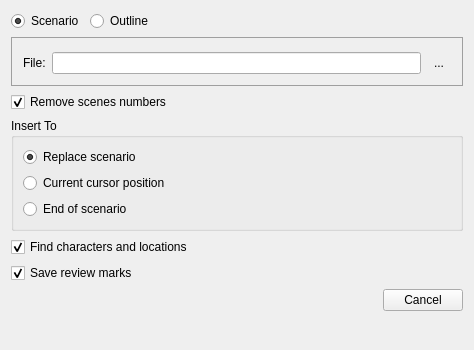
Before: the Qt Designer form src/bin/scenarist-desktop/UserInterfaceLayer/Import/ImportDialog.ui in dimkanovikov/KITScenarist, drawn with Qt 5.
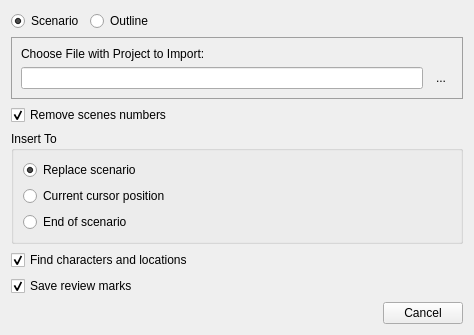
After: the same form once the commit is applied. Icons and pictures are not drawn. Custom widgets are drawn as their Qt base class.

Commit message: Implemented new dialog for creating new projects

```diff
--- a/src/bin/scenarist-desktop/UserInterfaceLayer/Import/ImportDialog.ui
+++ b/src/bin/scenarist-desktop/UserInterfaceLayer/Import/ImportDialog.ui
@@ -7,7 +7,7 @@
     <x>0</x>
     <y>0</y>
     <width>474</width>
-    <height>350</height>
+    <height>316</height>
    </rect>
   </property>
   <property name="minimumSize">
@@ -47,19 +47,15 @@
     </widget>
    </item>
    <item row="1" column="0" colspan="2">
-    <widget class="QGroupBox" name="filePanel">
-     <property name="title">
-      <string/>
+    <widget class="QFrame" name="filePanel">
+     <property name="frameShape">
+      <enum>QFrame::StyledPanel</enum>
      </property>
-     <layout class="QHBoxLayout" name="horizontalLayout_3">
-      <item>
-       <widget class="QLabel" name="label">
-        <property name="text">
-         <string>File:</string>
-        </property>
-       </widget>
-      </item>
-      <item>
+     <property name="frameShadow">
+      <enum>QFrame::Raised</enum>
+     </property>
+     <layout class="QGridLayout" name="gridLayout">
+      <item row="1" column="1">
        <widget class="QLineEdit" name="file">
         <property name="text">
          <string/>
@@ -69,7 +65,7 @@
         </property>
        </widget>
       </item>
-      <item>
+      <item row="1" column="2">
        <widget class="FlatButton" name="browseFile">
         <property name="toolTip">
          <string>Browse...</string>
@@ -92,6 +88,13 @@
         </property>
        </widget>
       </item>
+      <item row="0" column="1">
+       <widget class="QLabel" name="label">
+        <property name="text">
+         <string>Choose File with Project to Import:</string>
+        </property>
+       </widget>
+      </item>
      </layout>
     </widget>
    </item>
```
Left out of the diff: 2 changed lines with no effect on the pictures. The commit also changes 27 other files.
